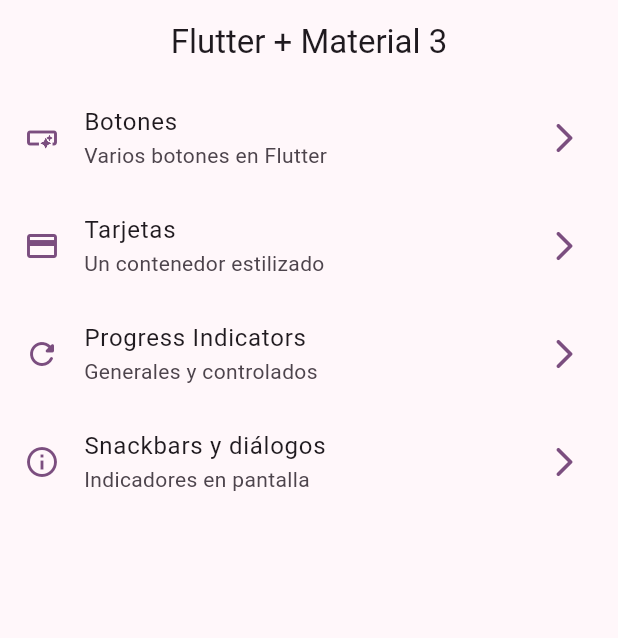
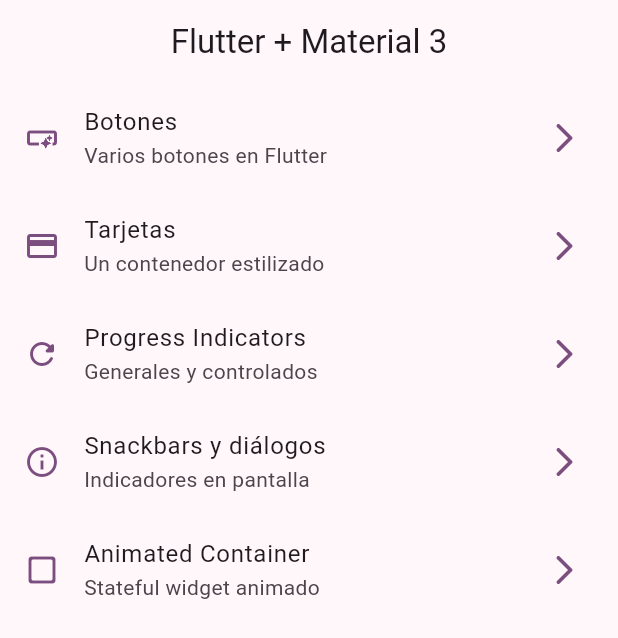
Before and after one commit to ZambranoTech/Flutter-Widgets_app, a Flutter app: the screen it shows after launch, on a phone screen of 412 x 824 dp. Shown: the top 638 px of the screen. Run offline on Flutter 3.47's test engine with Material 2 defaults, Android fonts, the phone set to English and light mode, and no system bars; our stand-ins replace go_router; missing offline and left inert: dart:ffi.

Commit message:
Animated container terminado

```diff
--- a/lib/config/menu/menu_items.dart
+++ b/lib/config/menu/menu_items.dart
@@ -41,4 +41,10 @@ const appMenuItems = <MenuItem>[
     link: '/snackbars',
     icon: Icons.info_outline
     ),
+     MenuItem(
+    title: 'Animated Container',
+    subTitle: 'Stateful widget animado',
+    link: '/animated',
+    icon: Icons.check_box_outline_blank_rounded
+    ),
 ];
--- a/lib/config/router/app_router.dart
+++ b/lib/config/router/app_router.dart
@@ -1,4 +1,5 @@
 import 'package:go_router/go_router.dart';
+import 'package:widgets_app/presentation/screens/animated/animated_screen.dart';
 import 'package:widgets_app/presentation/screens/progress/progress_screen.dart';
 import 'package:widgets_app/presentation/screens/screens.dart';
 import 'package:widgets_app/presentation/screens/snackbar/snackbar_screen.dart';
@@ -32,5 +33,10 @@ final appRouter = GoRouter(
       name: SnackBarScreen.name,
       builder: (context, state) => const SnackBarScreen(),
     ),
+    GoRoute(
+      path: '/animated',
+      name: AnimatedScreen.name,
+      builder: (context, state) => const AnimatedScreen(),
+    ),
   ],
 );
```
Also changed, not shown: lib/presentation/screens/animated/animated_screen.dart (+49 -3 lines).
